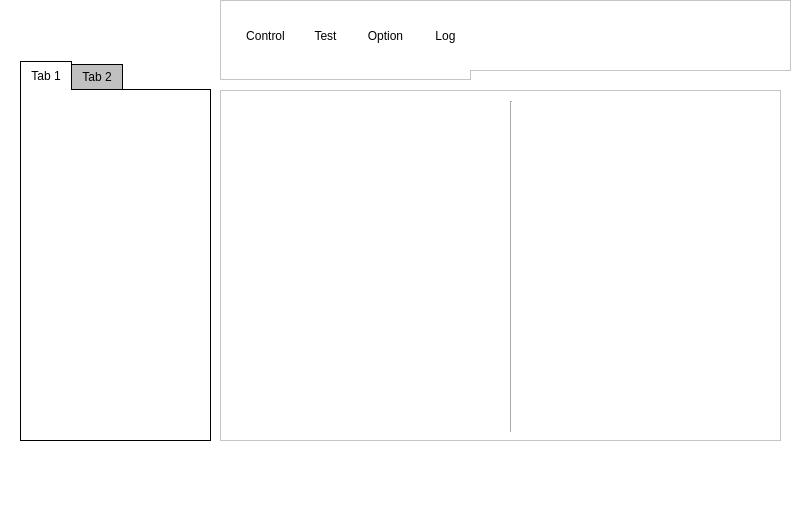
Qt form ui/NewUI_working.ui (jeongjeongguk/ADB_pyQT5) before a commit.
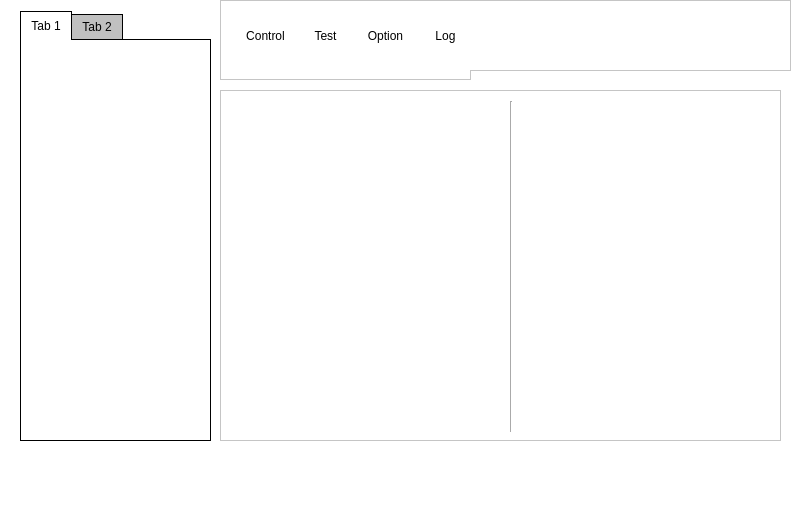
The same form after that commit. Icons and pictures are not drawn.

```diff
--- a/ui/NewUI_working.ui
+++ b/ui/NewUI_working.ui
@@ -7,7 +7,7 @@
     <x>0</x>
     <y>0</y>
     <width>800</width>
-    <height>524</height>
+    <height>523</height>
    </rect>
   </property>
   <property name="windowTitle">
@@ -1007,9 +1007,9 @@
     <property name="geometry">
      <rect>
       <x>20</x>
-      <y>60</y>
+      <y>10</y>
       <width>191</width>
-      <height>381</height>
+      <height>431</height>
      </rect>
     </property>
     <property name="styleSheet">
```
